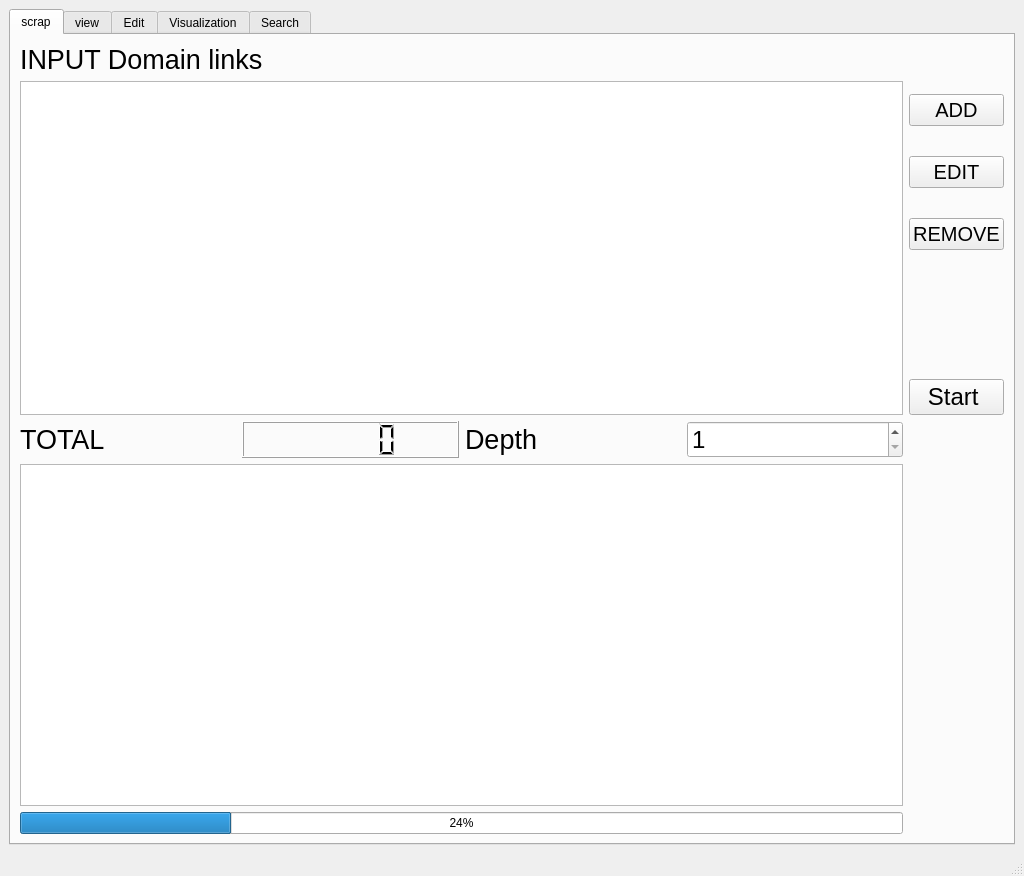
Above: Main_GUI.ui from Comnarin/Search_Engine_with_Python before the change. Below: the same form after it.
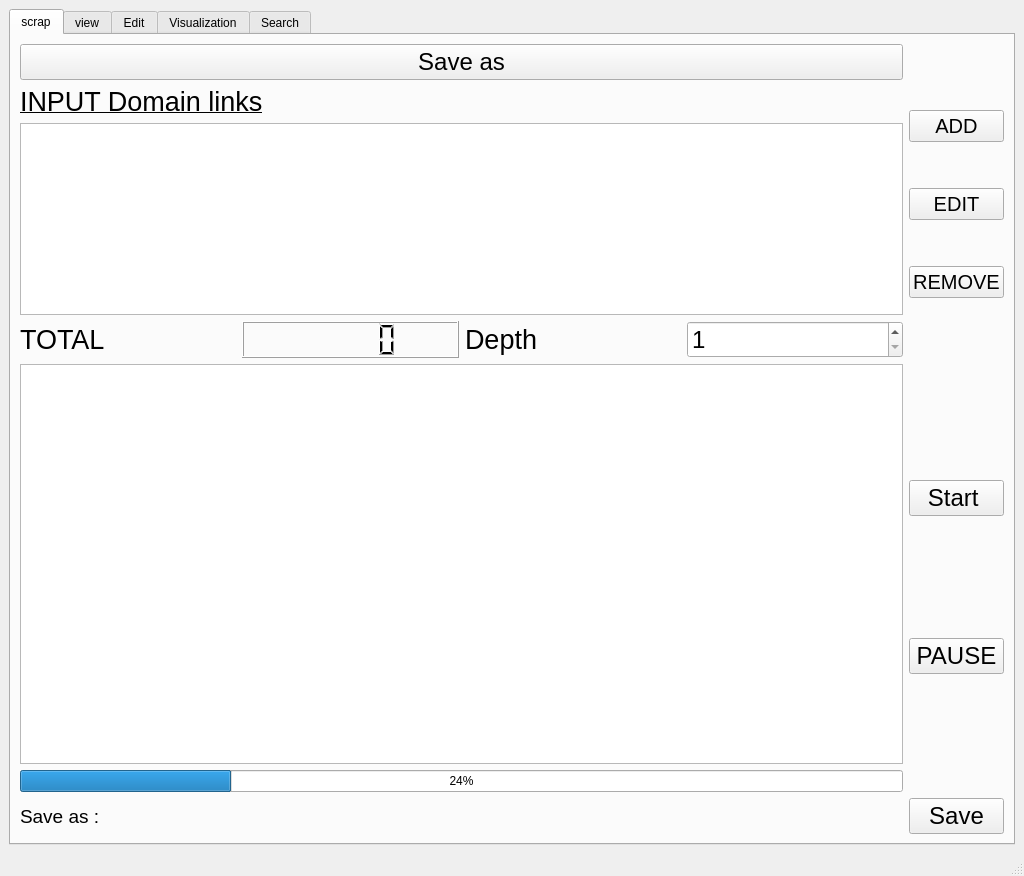
That is the form after the change. The open tabs and pages were chosen to show the change.

What changed in the file:
```diff
--- a/Main_GUI.ui
+++ b/Main_GUI.ui
@@ -45,8 +45,8 @@
        <attribute name="title">
         <string>scrap</string>
        </attribute>
-       <layout class="QGridLayout" name="gridLayout_2">
-        <item row="2" column="0">
+       <layout class="QGridLayout" name="gridLayout_2" rowstretch="0,0,10,0,0,0,0,0">
+        <item row="1" column="0">
          <layout class="QHBoxLayout" name="horizontalLayout_2">
           <item>
            <widget class="QLabel" name="label_Total">
@@ -109,30 +109,28 @@
           </item>
          </layout>
         </item>
-        <item row="0" column="0">
-         <layout class="QVBoxLayout" name="verticalLayout_2">
+        <item row="2" column="0">
+         <layout class="QVBoxLayout" name="verticalLayout_4">
           <item>
-           <widget class="QLabel" name="label_Input_domain">
-            <property name="font">
-             <font>
-              <pointsize>20</pointsize>
-             </font>
+           <widget class="QTextBrowser" name="textBrowser"/>
+          </item>
+          <item>
+           <widget class="QProgressBar" name="progressBar">
+            <property name="locale">
+             <locale language="English" country="UnitedStates"/>
             </property>
-            <property name="layoutDirection">
-             <enum>Qt::LeftToRight</enum>
+            <property name="value">
+             <number>24</number>
             </property>
-            <property name="text">
-             <string>INPUT Domain links</string>
+            <property name="alignment">
+             <set>Qt::AlignCenter</set>
             </property>
            </widget>
           </item>
-          <item>
-           <widget class="QListWidget" name="listWidget"/>
-          </item>
          </layout>
         </item>
-        <item row="0" column="2">
-         <layout class="QVBoxLayout" name="verticalLayout" stretch="0,0,0,0,0">
+        <item row="0" column="1">
+         <layout class="QVBoxLayout" name="verticalLayout" stretch="0,0,0">
           <property name="spacing">
            <number>30</number>
           </property>
@@ -175,19 +173,69 @@
             </property>
            </widget>
           </item>
+         </layout>
+        </item>
+        <item row="0" column="0">
+         <layout class="QVBoxLayout" name="verticalLayout_2">
           <item>
-           <spacer name="verticalSpacer_2">
-            <property name="orientation">
-             <enum>Qt::Vertical</enum>
+           <widget class="QPushButton" name="save_path">
+            <property name="font">
+             <font>
+              <pointsize>18</pointsize>
+             </font>
             </property>
-            <property name="sizeHint" stdset="0">
-             <size>
-              <width>20</width>
-              <height>40</height>
-             </size>
+            <property name="text">
+             <string>Save as</string>
             </property>
-           </spacer>
+           </widget>
           </item>
+          <item>
+           <widget class="QLabel" name="label_Input_domain">
+            <property name="font">
+             <font>
+              <pointsize>20</pointsize>
+              <underline>true</underline>
+             </font>
+            </property>
+            <property name="layoutDirection">
+             <enum>Qt::LeftToRight</enum>
+            </property>
+            <property name="text">
+             <string>INPUT Domain links</string>
+            </property>
+           </widget>
+          </item>
+          <item>
+           <widget class="QListWidget" name="listWidget"/>
+          </item>
+         </layout>
+        </item>
+        <item row="6" column="1">
+         <widget class="QPushButton" name="pushButton_6">
+          <property name="font">
+           <font>
+            <pointsize>18</pointsize>
+           </font>
+          </property>
+          <property name="text">
+           <string>Save</string>
+          </property>
+         </widget>
+        </item>
+        <item row="6" column="0">
+         <widget class="QLabel" name="path_file">
+          <property name="font">
+           <font>
+            <pointsize>14</pointsize>
+           </font>
+          </property>
+          <property name="text">
+           <string>Save as :</string>
+          </property>
+         </widget>
+        </item>
+        <item row="2" column="1">
+         <layout class="QVBoxLayout" name="verticalLayout_5">
           <item>
            <widget class="QPushButton" name="Button_Start">
             <property name="font">
@@ -215,23 +263,15 @@
             </property>
            </widget>
           </item>
-         </layout>
-        </item>
-        <item row="4" column="0">
-         <layout class="QVBoxLayout" name="verticalLayout_4">
           <item>
-           <widget class="QTextBrowser" name="textBrowser"/>
-          </item>
-          <item>
-           <widget class="QProgressBar" name="progressBar">
-            <property name="locale">
-             <locale language="English" country="UnitedStates"/>
+           <widget class="QPushButton" name="pushButton_5">
+            <property name="font">
+             <font>
+              <pointsize>18</pointsize>
+             </font>
             </property>
-            <property name="value">
-             <number>24</number>
-            </property>
-            <property name="alignment">
-             <set>Qt::AlignCenter</set>
+            <property name="text">
+             <string>PAUSE</string>
             </property>
            </widget>
           </item>
```
Left out of the diff: 126 changed lines with no effect on the pictures.
